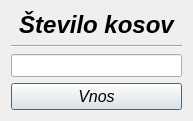
First picture: the form in numofitems.ui, repository MaxMaxy/racun, before the edit.
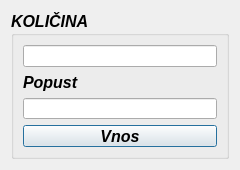
Second picture: the form after the edit.

Patch:
```diff
--- a/numofitems.ui
+++ b/numofitems.ui
@@ -6,10 +6,22 @@
    <rect>
     <x>0</x>
     <y>0</y>
-    <width>193</width>
-    <height>121</height>
+    <width>240</width>
+    <height>170</height>
    </rect>
   </property>
+  <property name="minimumSize">
+   <size>
+    <width>240</width>
+    <height>170</height>
+   </size>
+  </property>
+  <property name="maximumSize">
+   <size>
+    <width>240</width>
+    <height>170</height>
+   </size>
+  </property>
   <property name="font">
    <font>
     <family>MS Sans Serif</family>
@@ -20,65 +32,64 @@
   <property name="windowTitle">
    <string>Dialog</string>
   </property>
-  <layout class="QVBoxLayout" name="verticalLayout_2">
-   <item>
+  <layout class="QGridLayout" name="gridLayout">
+   <item row="0" column="0">
+    <widget class="QGroupBox" name="groupBox">
+     <property name="font">
+      <font>
+       <pointsize>12</pointsize>
+       <weight>75</weight>
+       <italic>true</italic>
+       <bold>true</bold>
+      </font>
+     </property>
+     <property name="title">
+      <string>KOLIČINA</string>
+     </property>
+     <property name="flat">
+      <bool>true</bool>
+     </property>
     <layout class="QVBoxLayout" name="verticalLayout">
-     <item>
-      <widget class="QLabel" name="label">
-       <property name="font">
-        <font>
-         <family>MS Sans Serif</family>
-         <pointsize>18</pointsize>
-         <weight>75</weight>
-         <italic>true</italic>
-         <bold>true</bold>
-        </font>
-       </property>
-       <property name="text">
-        <string>Število kosov</string>
-       </property>
-       <property name="alignment">
-        <set>Qt::AlignCenter</set>
-       </property>
-       <property name="buddy">
-        <cstring>lineEdit_steviloKosov</cstring>
-       </property>
-      </widget>
-     </item>
-     <item>
-      <widget class="Line" name="line">
-       <property name="font">
-        <font>
-         <italic>true</italic>
-        </font>
-       </property>
-       <property name="orientation">
-        <enum>Qt::Horizontal</enum>
-       </property>
-      </widget>
-     </item>
      <item>
       <widget class="QLineEdit" name="lineEdit_steviloKosov">
        <property name="font">
         <font>
          <family>MS Sans Serif</family>
          <pointsize>10</pointsize>
+          <weight>50</weight>
          <italic>true</italic>
+          <bold>false</bold>
         </font>
        </property>
       </widget>
      </item>
-    </layout>
+      <item>
+       <widget class="QLabel" name="label">
+        <property name="text">
+         <string>Popust</string>
+        </property>
+       </widget>
    </item>
    <item>
-    <layout class="QHBoxLayout" name="horizontalLayout">
+       <widget class="QLineEdit" name="lineEdit">
+        <property name="font">
+         <font>
+          <pointsize>10</pointsize>
+          <weight>50</weight>
+          <bold>false</bold>
+         </font>
+        </property>
+       </widget>
+      </item>
      <item>
       <widget class="QPushButton" name="pushButton_vnos">
        <property name="font">
         <font>
          <family>MS Sans Serif</family>
          <pointsize>12</pointsize>
+          <weight>75</weight>
          <italic>true</italic>
+          <bold>true</bold>
         </font>
        </property>
        <property name="text">
@@ -87,6 +98,7 @@
       </widget>
      </item>
     </layout>
+    </widget>
    </item>
   </layout>
  </widget>
```
Lines whose indentation alone changed are shown as unchanged.
